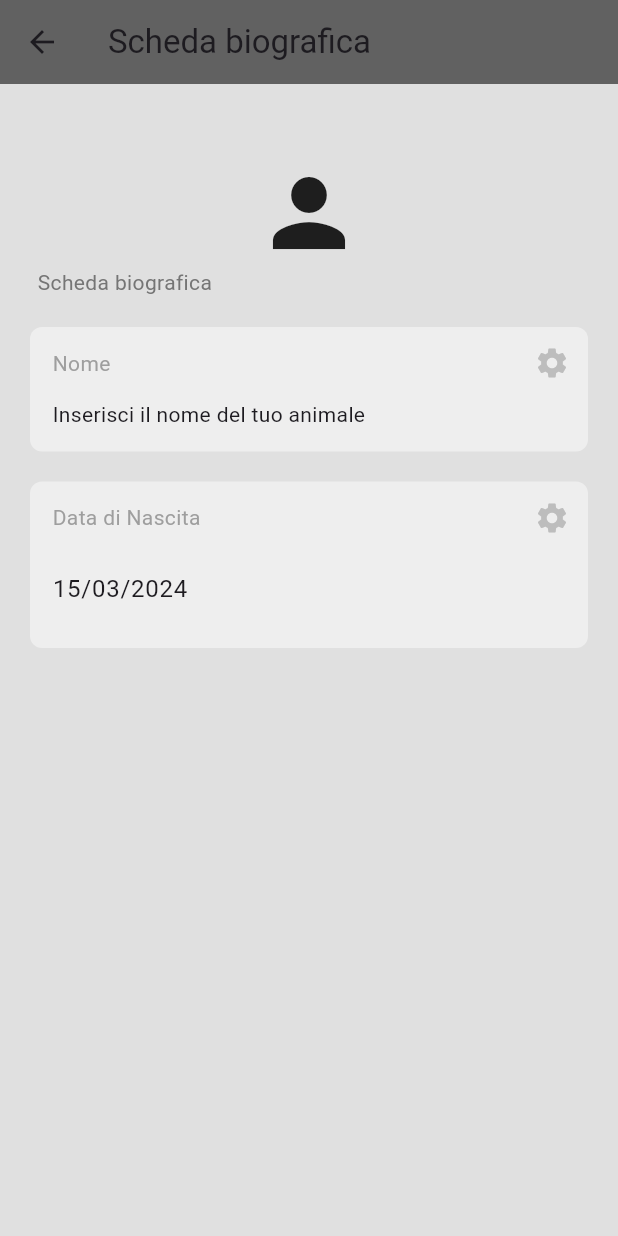
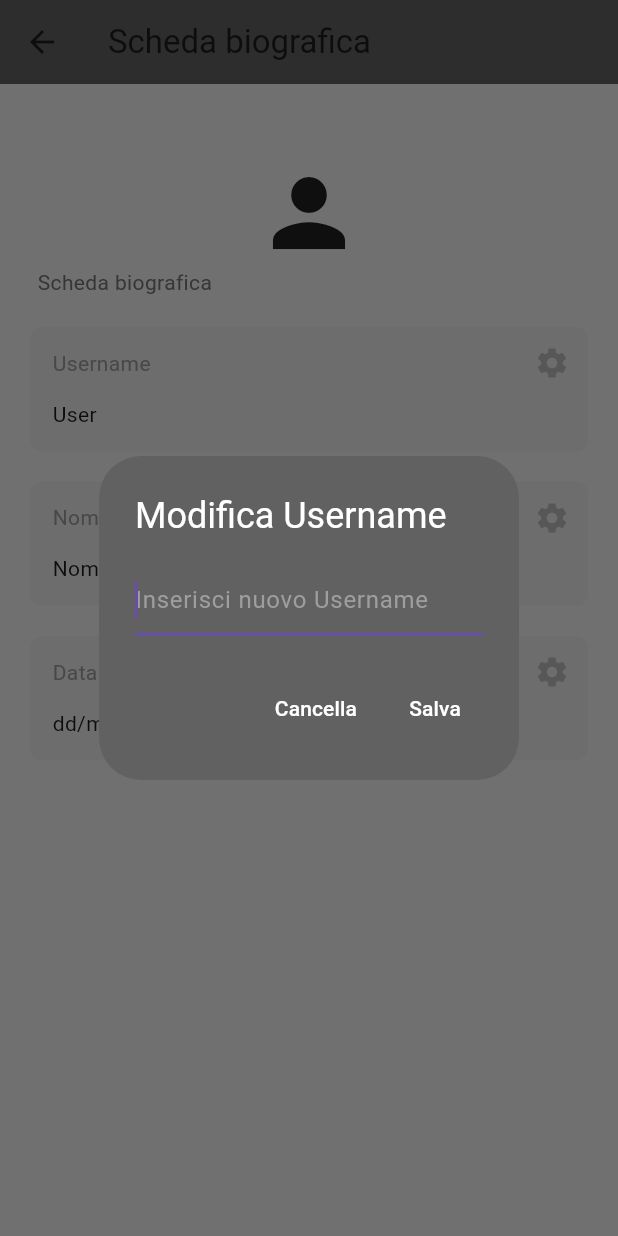
Before and after one commit to alfredocarta/MyPet, a Flutter app: the ProfileScreen screen opened directly, after a tap on the "settings" icon, on a phone screen of 412 x 824 dp. Run offline on Flutter 3.47's test engine with Material 3 defaults, Android fonts, the phone set to English and light mode, and no system bars; our stand-ins replace cloud_firestore, firebase_auth, firebase_core, get, google_nav_bar, google_sign_in; accounts and stored records are empty; statements that could not run were skipped.

Commit message:
prima di user

```diff
--- a/lib/components/navigation_menu.dart
+++ b/lib/components/navigation_menu.dart
@@ -20,7 +20,7 @@ class NavigationMenu extends StatelessWidget {
 
     return Scaffold(
       appBar: AppBar(
-        backgroundColor: Colors.grey[700],
+        backgroundColor: Colors.grey[900],
         title: const Text("Romeo"),
         actions: [
           IconButton(
--- a/lib/components/navigation_service.dart
+++ b/lib/components/navigation_service.dart
@@ -22,7 +22,7 @@ class NavigationService {
   static void navigateToCenterPage(BuildContext context) {
     Navigator.pushReplacement(
       context,
-      MaterialPageRoute(builder: (context) => const ProfileScreen()),
+      MaterialPageRoute(builder: (context) => ProfileScreen()),
     );
   }
 
--- a/lib/pages/profile/profile_screen.dart
+++ b/lib/pages/profile/profile_screen.dart
@@ -1,7 +1,113 @@
 import 'package:app/components/back_app_bar.dart';
 import 'package:app/components/text_box.dart';
 import 'package:flutter/material.dart';
-import 'package:intl/intl.dart';
+import 'package:firebase_core/firebase_core.dart';
+
+class ProfileScreen extends StatelessWidget {
+  ProfileScreen({super.key});
+
+  final userCollection = Firebase.instance.collection("Users");
+
+  Future<void> editField(BuildContext context, String field) async {
+    String newValue = "";
+    await showDialog(
+      context: context,
+      builder: (context) => AlertDialog(
+        backgroundColor: Colors.grey[700],
+        title: Text(
+          "Modifica $field",
+          style: const TextStyle(
+            color: Colors.white,
+          ),
+        ),
+        content: TextField(
+          autofocus: true,
+          style: const TextStyle(color: Colors.white),
+          decoration: InputDecoration(
+            hintText: "Inserisci nuovo $field",
+            hintStyle: const TextStyle(color: Colors.grey),
+          ),
+          onChanged: (value) {
+            newValue = value;
+          },
+        ),
+        actions: [
+          // cancella
+          TextButton(
+            child: const Text('Cancella', style: TextStyle(color: Colors.white)),
+            onPressed: () => Navigator.pop(context),
+          ),
+
+          // salva
+          TextButton(
+            child: const Text('Salva', style: TextStyle(color: Colors.white)),
+            onPressed: () => Navigator.of(context).pop(newValue),
+          ),
+        ],
+      ),
+    );
+
+    // aggiorna su firestore
+    if (newValue.trim().length > 0) {
+      await userCollection.doc(currentUser.email).update({field: newValue});
+    }
+  }
+
+  @override
+  Widget build(BuildContext context) {
+    return Scaffold(
+      appBar: const BackAppBar(
+        title: Text('Scheda biografica'),
+      ),
+      backgroundColor: Colors.grey[100],
+      body: ListView(
+        children: [
+          const SizedBox(height: 50),
+
+          const Icon(
+            Icons.person,
+            size: 72,
+          ),
+
+          Padding(
+            padding: const EdgeInsets.only(left: 25.0),
+            child: Text(
+              'Scheda biografica',
+              style: TextStyle(color: Colors.grey[600]),
+            ),
+          ),
+
+          // username
+          MyTextBox(
+            text: 'User',
+            sectionName: 'Username',
+            onPressed: () => editField(context, 'Username'),
+          ),
+
+          // Nome
+          MyTextBox(
+            text: 'Nome vuoto',
+            sectionName: 'Nome',
+            onPressed: () => editField(context, 'Nome'),
+          ),
+
+          // Data di nascita
+          MyTextBox(
+            text: 'dd/mm/yyyy',
+            sectionName: 'Data di Nascita',
+            onPressed: () => editField(context, 'Data'),
+          ),
+        ],
+      ),
+    );
+  }
+}
+
+
+/* import 'package:app/components/back_app_bar.dart';
+import 'package:app/components/text_box.dart';
+import 'package:flutter/material.dart';
+import 'package:firebase_core/firebase_core.dart';
 
 class ProfileScreen extends StatefulWidget {
   const ProfileScreen({super.key});
@@ -11,15 +117,53 @@ class ProfileScreen extends StatefulWidget {
 }
 
 class _ProfileScreenState extends State<ProfileScreen> {
-  final TextEditingController _birthDateController = TextEditingController();
+
+  final userColletion = Firebase.instance.collection("Users");
 
   // edit field
-  Future<void> editField(String field) async {}
+  Future<void> editField(String field) async {
+    String newValue = "";
+    await showDialog(
+      context: context,
+      builder: (context) => AlertDialog(
+        backgroundColor: Colors.grey[900],
+        title: Text(
+          "Modifica $field",
+          style: const TextStyle(
+            color: Colors.white,
+          ),
+        ),
+        content: TextField(
+          autofocus: true,
+          style: const TextStyle(color: Colors.white),
+          decoration: InputDecoration(
+            hintText: "Inserisci nuovo $field",
+            hintStyle: const TextStyle(color: Colors.grey),
+          ),
+          onChanged: (value) {
+            newValue = value;
+          },
+        ),
+        actions: [
+          // cancella
+          TextButton(
+            child: const Text('Cancella', style: TextStyle(color: Colors.white)),
+            onPressed: () => Navigator.pop(context),
+          ),
 
-  @override
-  void initState() {
-    super.initState();
-    _birthDateController.text = DateFormat('dd/MM/yyyy').format(DateTime.now());
+          // salva
+          TextButton(
+            child: const Text('Salva', style: TextStyle(color: Colors.white)),
+            onPressed: () => Navigator.of(context).pop(newValue),
+          ),
+        ],
+      ),
+    );
+
+    // aggiorna su firestore
+    if ( newValue.trim().length > 0 ) {
+      await userColletion.doc(currentUser.email).update({field: newValue});
+    }
   }
 
   @override
@@ -48,24 +192,23 @@ class _ProfileScreenState extends State<ProfileScreen> {
 
           // Nome
           MyTextBox(
-            text: 'Inserisci il nome del tuo animale',
+            text: 'Nome vuoto',
             sectionName: 'Nome',
-            onPressed: () => editField('nome'),
+            onPressed: () => editField('Nome'),
           ),
 
           // Data di nascita
           MyTextBox(
-            text: 'Inserisci la data di nascita del tuo animale',
+            text: 'dd/mm/yyyy',
             sectionName: 'Data di Nascita',
-            onPressed: () => editField('data'),
-            controller: _birthDateController, // Utilizza il controller per la data di nascita
+            onPressed: () => editField('Data'),
           ),
         ],
       ),
     );
   }
 }
-
+*/
 /* body: SingleChildScrollView(
         child: Padding(
           padding: const EdgeInsets.all(10.0),
--- a/lib/pages/profile_page.dart
+++ b/lib/pages/profile_page.dart
@@ -37,7 +37,7 @@ class ProfilePage extends StatelessWidget {
                   onPressed: () {
                     Navigator.push(
                       context,
-                      MaterialPageRoute(builder: (context) => const ProfileScreen()),
+                      MaterialPageRoute(builder: (context) => ProfileScreen()),
                     );
                   },
                 ),
```
Also changed, not shown: 1 other file.
